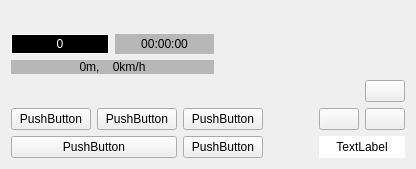
First picture: the form in EnforcementComponentWidget.ui, repository wruwami/TPCAM-M30, before the edit.
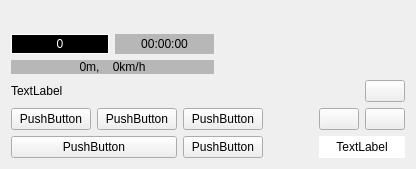
Second picture: the form after the edit. Custom widgets are drawn as their Qt base class.

Commit message: add thumbnail func

The edit to the form file:
```diff
--- a/EnforcementComponentWidget.ui
+++ b/EnforcementComponentWidget.ui
@@ -196,6 +196,13 @@
        </property>
       </widget>
      </item>
+     <item row="2" column="0">
+      <widget class="CustomLabel" name="thumbnailLabel">
+       <property name="text">
+        <string>TextLabel</string>
+       </property>
+      </widget>
+     </item>
     </layout>
    </item>
   </layout>
```
The commit also changes 2 other files.
